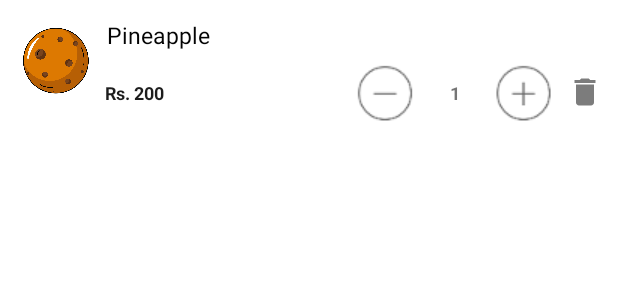
After one commit to stevezhao1/Bakeryproject, an Android app: the layout item_layout.xml on its own in the app's theme, with its tools: preview values and no code run, on a phone screen of 412 x 824 dp. The commit adds this screen. Shown: the top 300 px of the screen. Run offline under Robolectric (Android 15) with nearby library versions, the phone set to English and light mode, and no system bars.

Commit message:
simple change

```diff
--- a/app/build.gradle
+++ b/app/build.gradle
@@ -36,5 +36,8 @@ dependencies {
     testImplementation 'junit:junit:4.13.2'
     androidTestImplementation 'androidx.test.ext:junit:1.1.4'
     androidTestImplementation 'androidx.test.espresso:espresso-core:3.5.0'
+    implementation "androidx.recyclerview:recyclerview:1.2.1"
+    // For control over item selection of both touch and mouse driven selection
+    implementation "androidx.recyclerview:recyclerview-selection:1.1.0"
 
 }
--- a/app/src/main/java/com/example/backery4/ItemPage.java
+++ /dev/null
@@ -1 +0,0 @@
-package com.example.backery4;
--- a/app/src/main/java/com/example/backery4/MainActivity.java
+++ b/app/src/main/java/com/example/backery4/MainActivity.java
@@ -14,9 +14,6 @@ public class MainActivity extends AppCompatActivity {
     protected void onCreate(Bundle savedInstanceState) {
         super.onCreate(savedInstanceState);
         setContentView(R.layout.activity_main);
-
-
-
         start_button= (Button) findViewById(R.id.main_start_button);
         start_button.setOnClickListener(new View.OnClickListener() {
             @Override
--- a/app/src/main/java/com/example/backery4/ShopingCartActivity.java
+++ b/app/src/main/java/com/example/backery4/ShopingCartActivity.java
@@ -3,6 +3,8 @@ package com.example.backery4;
 import androidx.appcompat.app.AppCompatActivity;
 
 import android.os.Bundle;
+
+import com.example.backery4.R;
 
 public class ShopingCartActivity extends AppCompatActivity {
 
--- a/app/src/main/java/com/example/backery4/demographic.java
+++ b/app/src/main/java/com/example/backery4/demographic.java
@@ -37,7 +37,6 @@ public class demographic extends AppCompatActivity implements AdapterView.OnItem
                 startActivity(intent);
             }
         });
-
 
         Spinner spinner = findViewById(R.id.store_choice);
         ArrayAdapter<CharSequence> adapter=ArrayAdapter.createFromResource(this,R.array.stores, android.R.layout.simple_spinner_item);
--- /dev/null
+++ b/app/src/main/res/drawable/ic_delete_black.xml
@@ -0,0 +1,6 @@
+<vector android:alpha="0.51" android:height="24dp"
+    android:viewportHeight="24.0" android:viewportWidth="24.0"
+    android:width="24dp" xmlns:android="http://schemas.android.com/apk/res/android">
+    <path android:fillColor="#FF000000"
+        android:pathData="M6,19c0,1.1 0.9,2 2,2h8c1.1,0 2,-0.9 2,-2V7H6v12zM19,4h-3.5l-1,-1h-5l-1,1H5v2h14V4z"/>
+</vector>
--- /dev/null
+++ b/app/src/main/res/layout/item_layout.xml
@@ -0,0 +1,110 @@
+<?xml version="1.0" encoding="utf-8"?>
+<LinearLayout xmlns:android="http://schemas.android.com/apk/res/android"
+    android:layout_width="match_parent"
+    android:layout_height="wrap_content"
+    android:orientation="vertical"
+    android:paddingTop="2.5dp"
+    android:paddingBottom="2.5dp" >
+
+    <RelativeLayout
+        android:layout_width="fill_parent"
+        android:layout_height="wrap_content"
+        android:background="#fff"
+        android:orientation="horizontal"
+        android:padding="10dp"
+        android:layout_marginBottom="5dp" >
+
+
+        <LinearLayout
+            android:id="@+id/thumbnail"
+            android:layout_width="wrap_content"
+            android:layout_height="wrap_content"
+            android:layout_alignParentLeft="true"
+            android:layout_marginRight="7dip"
+            android:padding="2dip">
+
+            <ImageView
+                android:id="@+id/list_image_cart"
+                android:layout_width="50dip"
+                android:layout_height="50dip"
+                android:src="@drawable/cookie" />
+        </LinearLayout>
+
+        <!-- Title Of Song -->
+
+
+
+        <TextView
+            android:id="@+id/product_cart_code"
+            android:layout_width="wrap_content"
+            android:layout_height="wrap_content"
+            android:layout_alignParentTop="true"
+            android:layout_toRightOf="@+id/thumbnail"
+            android:text="Pineapple"
+            android:textColor="#040404"
+            android:textSize="15dip"
+            android:typeface="sans" />
+
+        <LinearLayout
+            android:id="@+id/cart_plus_minus_layout"
+            android:layout_width="match_parent"
+            android:layout_height="wrap_content"
+            android:layout_alignParentRight="true"
+            android:layout_below="@+id/product_cart_code"
+            android:orientation="horizontal" >
+
+            <TextView
+                android:id="@+id/product_cart_price"
+                android:layout_width="26dp"
+                android:layout_height="wrap_content"
+                android:layout_gravity="center_horizontal|center_vertical"
+                android:layout_marginLeft="60dip"
+                android:layout_weight="0.23"
+                android:paddingRight="5dip"
+                android:text="Rs. 200"
+                android:textColor="#1d1d1d"
+                android:textSize="12dip"
+                android:textStyle="bold" />
+
+            <!-- <TextView
+                 android:id="@+id/product_cart_quantity"
+                 android:layout_width="wrap_content"
+                 android:layout_height="wrap_content"
+                 android:layout_gravity="center_horizontal|center_vertical"
+                 android:paddingRight="25dip"
+                 android:text="quantiy"
+                 android:textColor="#343434"
+                 android:textSize="12dip" />-->
+
+            <ImageView
+                android:id="@+id/cart_decrement"
+                android:layout_width="wrap_content"
+                android:layout_height="wrap_content"
+                android:src="@drawable/ic_minus" />
+
+            <TextView
+                android:id="@+id/cart_product_quantity_tv"
+                android:layout_width="wrap_content"
+                android:layout_height="wrap_content"
+                android:layout_gravity="center_vertical|center_horizontal"
+                android:paddingLeft="15dip"
+                android:paddingRight="15dip"
+                android:text="1"
+                android:textSize="12dip"
+                android:textStyle="bold" />
+
+            <ImageView
+                android:id="@+id/cart_increment"
+                android:layout_width="wrap_content"
+                android:layout_height="wrap_content"
+                android:src="@drawable/ic_plus" />
+            <ImageView
+                android:id="@+id/delete_item_from_cart"
+                android:layout_width="wrap_content"
+                android:layout_height="wrap_content"
+                android:layout_gravity="center"
+                android:src="@drawable/ic_delete_black" />
+        </LinearLayout>
+    </RelativeLayout>
+
+</LinearLayout>
```
Also changed, not shown: app/src/main/AndroidManifest.xml (+14 -0 lines), app/src/main/java/com/example/backery4/Addapter/CartAdapter.java (+21 -1 lines), app/src/main/java/com/example/backery4/Addapter/ProductAdapter.java (added, +62 -0 lines), app/src/main/java/com/example/backery4/Item_page.java (added, +23 -0 lines), app/src/main/res/drawable/ic_minus.png (added), app/src/main/res/drawable/ic_plus.png (added).
